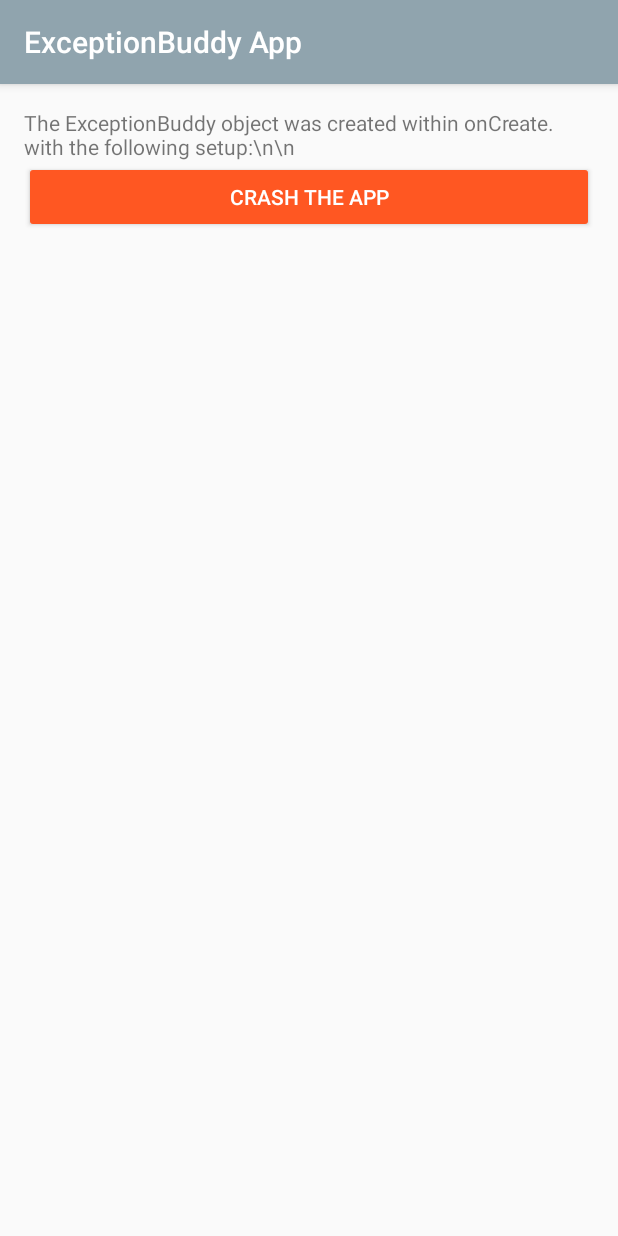
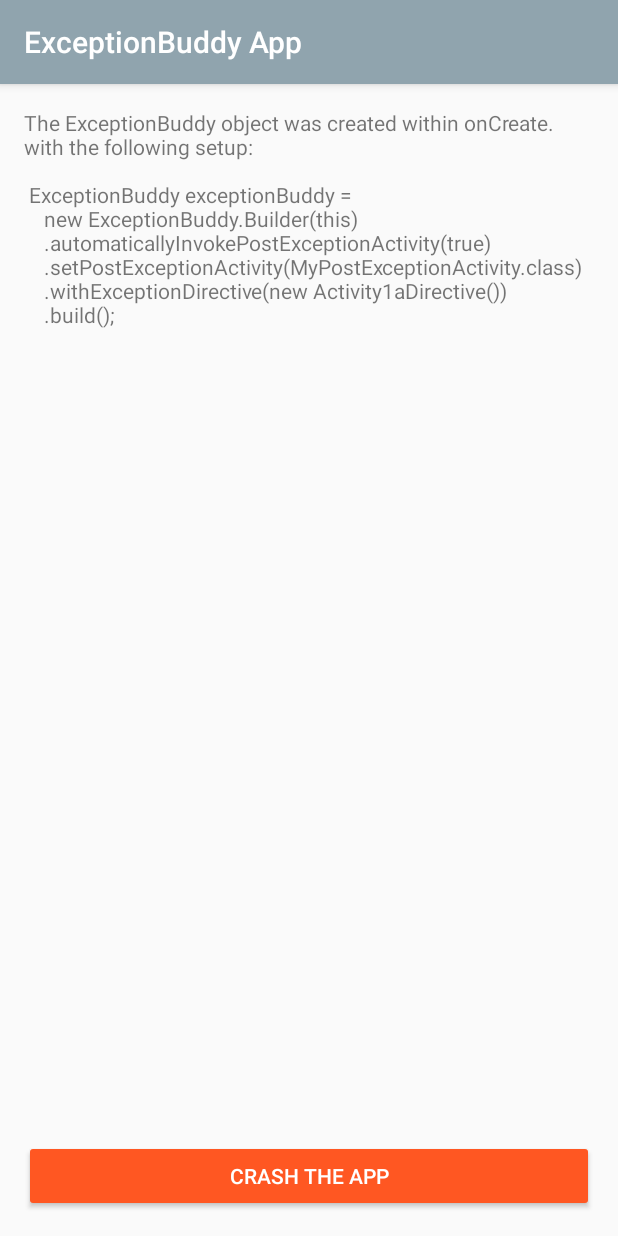
Before and after one commit to Gaineyj0349/ExceptionBuddyApp, an Android app: the Activity1a screen opened directly, with no data from a screen before it, on a phone screen of 412 x 824 dp. Run offline under Robolectric (Android 15) with nearby library versions, the light colour scheme and no system bars; libraries missing offline, so code that uses them is left out: com.gainwise.exceptionbuddy; 1 statement that could not run was skipped.

Commit message:
update 1

```diff
--- a/app/src/main/java/com/gainwise/exceptionbuddytestapp/MainActivity.java
+++ b/app/src/main/java/com/gainwise/exceptionbuddytestapp/MainActivity.java
@@ -20,12 +20,16 @@ public class MainActivity extends AppCompatActivity {
         startActivity(new Intent(MainActivity.this, Activity1a.class));
     }
 
+    public void main_act_javadocs_click(View v){
+        openWeb("https://www.gainwisetech.com/javadocs/ExceptionBuddy/");
+    }
+
     public void main_act_lib_source_click(View v){
         openWeb("https://github.com/Gaineyj0349/ExceptionBuddy");
     }
 
     public void main_act_app_source_click(View v){
-
+        openWeb("https://github.com/Gaineyj0349/ExceptionBuddyApp");
     }
 
     public void openWeb(String url){
--- a/app/src/main/res/layout/activity_activity1a.xml
+++ b/app/src/main/res/layout/activity_activity1a.xml
@@ -1,5 +1,5 @@
 <?xml version="1.0" encoding="utf-8"?>
-<LinearLayout xmlns:android="http://schemas.android.com/apk/res/android"
+<RelativeLayout xmlns:android="http://schemas.android.com/apk/res/android"
     xmlns:app="http://schemas.android.com/apk/res-auto"
     xmlns:tools="http://schemas.android.com/tools"
     android:layout_width="match_parent"
@@ -9,17 +9,25 @@
     android:padding="@dimen/fab_margin">
 
     <TextView
+        android:layout_alignParentTop="true"
         android:id="@+id/activity1a_tv1"
         android:text="@string/activity1a_tv1"
         android:layout_width="match_parent"
         android:layout_height="wrap_content" />
 
-    <Button
-        style="@style/Widget.AppCompat.Button.Colored"
-        android:onClick="activity1a_bt1_click"
-        android:text="@string/activity1a_bt1"
+    <LinearLayout
+        android:layout_alignParentBottom="true"
         android:layout_width="match_parent"
-        android:layout_height="wrap_content" />
+        android:layout_height="wrap_content">
+
+        <Button
+            style="@style/Widget.AppCompat.Button.Colored"
+            android:onClick="activity1a_bt1_click"
+            android:text="@string/activity1a_bt1"
+            android:layout_width="match_parent"
+            android:layout_height="wrap_content" />
+
+    </LinearLayout>
 
 
-</LinearLayout>
+</RelativeLayout>
--- a/app/src/main/res/values/strings.xml
+++ b/app/src/main/res/values/strings.xml
@@ -3,6 +3,16 @@
     <string name="action_settings">Settings</string>
     <string name="main_act_tv1">This app serves to demonstrate the different functionalities of the ExceptionBuddy Library.</string>
     <string name="main_act_bt1_click">Activity1</string>
-    <string name="activity1a_tv1">The ExceptionBuddy object was created within onCreate. with the following setup:\\n\\n</string>
+    <string name="activity1a_tv1">The ExceptionBuddy object was created within onCreate. with the following setup:\n\n
+        ExceptionBuddy exceptionBuddy = \n\tnew ExceptionBuddy.Builder(this)
+                                                \n\t.automaticallyInvokePostExceptionActivity(true)
+                                                \n\t.setPostExceptionActivity(MyPostExceptionActivity.class)
+                                                \n\t.withExceptionDirective(new Activity1aDirective())
+                                                \n\t.build();</string>
     <string name="activity1a_bt1">Crash the App</string>
+    <string name="main_act_lib_source">Library Source Code</string>
+    <string name="main_act_app_source">App\'s Source Code</string>
+    <string name="main_act_javadocs">Library Javadocs</string>
+    <string name="post_act_send_email">Launch Email</string>
+    <string name="post_act_finish">Finish</string>
 </resources>
```
Also changed, not shown: app/src/main/java/com/gainwise/exceptionbuddytestapp/Activity1a.java (+7 -0 lines), app/src/main/java/com/gainwise/exceptionbuddytestapp/Activity1aDirective.java (added, +27 -0 lines), app/src/main/java/com/gainwise/exceptionbuddytestapp/MyPostExceptionActivity.java (+44 -0 lines), app/src/main/res/layout/activity_main.xml (+8 -0 lines), app/src/main/res/layout/activity_my_post_exception.xml (+39 -3 lines).
